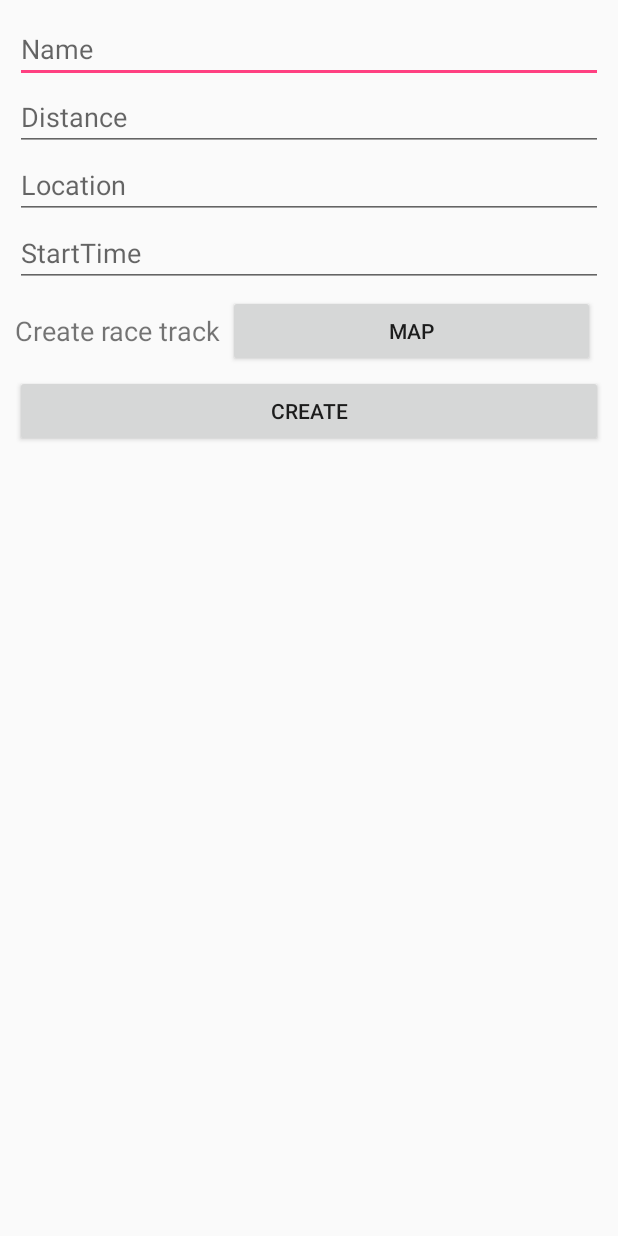
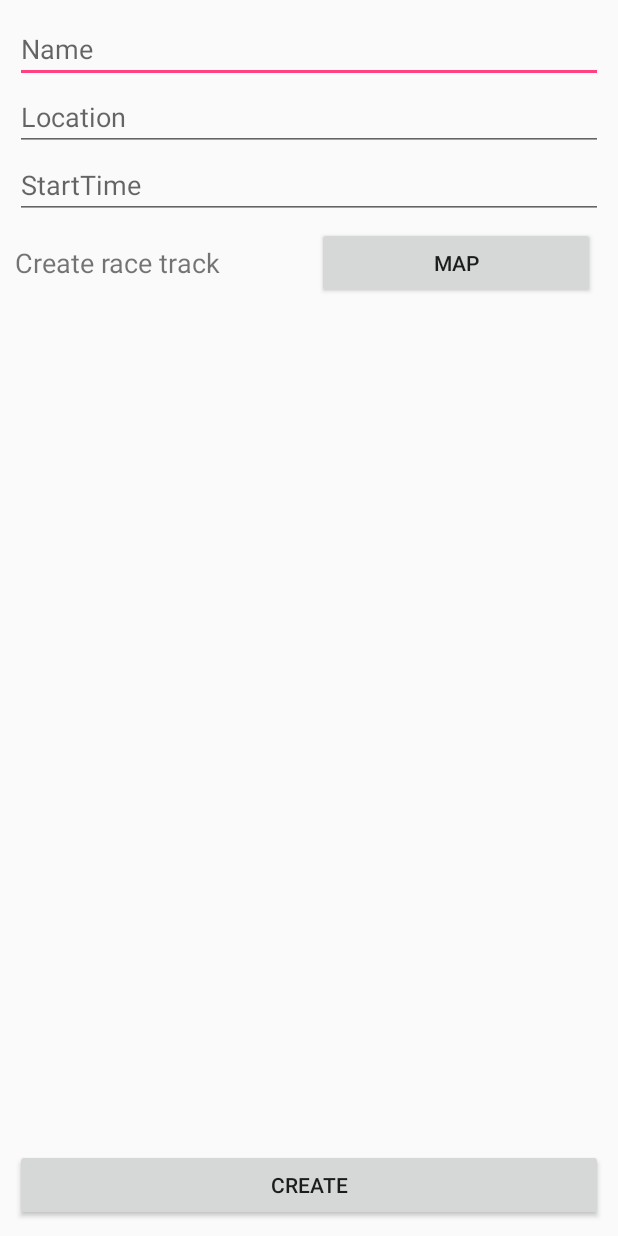
Before and after one commit to UTN-FRBA-Mobile/Track-a-thon, an Android app: the NewRaceActivity screen opened directly, with no data from a screen before it, on a phone screen of 412 x 824 dp. Run offline under Robolectric (Android 15) with nearby library versions, the phone set to English and light mode, and no system bars.

Commit message:
Distance gets calculated from polyline

```diff
--- a/app/src/main/java/com/trackathon/utn/track_a_thon/NewRaceActivity.java
+++ b/app/src/main/java/com/trackathon/utn/track_a_thon/NewRaceActivity.java
@@ -12,6 +12,7 @@ import android.support.v4.app.Fragment;
 import android.support.v4.app.FragmentManager;
 import android.support.v4.app.FragmentPagerAdapter;
 import android.support.v4.app.FragmentTransaction;
+import android.widget.TextView;
 
 import com.google.android.gms.maps.GoogleMap;
 import com.google.android.gms.maps.MapView;
@@ -28,6 +29,8 @@ public class NewRaceActivity extends AppCompatActivity {
 
     MapFragment mapFragment = new MapFragment();
     List<GPSLocation> points = new ArrayList<>();
+    String distance;
+    TextView textViewMap;
     @Override
     protected void onCreate(Bundle savedInstanceState) {
         super.onCreate(savedInstanceState);
@@ -37,9 +40,10 @@ public class NewRaceActivity extends AppCompatActivity {
         Button btnMap = (Button) findViewById(R.id.ButtonMap);
 
         EditText nameField = (EditText) findViewById(R.id.EditTextName);
-        EditText distanceField = (EditText) findViewById(R.id.EditTextDistance);
         EditText locationField = (EditText) findViewById(R.id.EditTextLocation);
         EditText startTimeField = (EditText) findViewById(R.id.EditTextStartTime);
+
+        textViewMap = (TextView) findViewById(R.id.TextViewMap);
 
 
         //Listener on Submit button
@@ -60,18 +64,27 @@ public class NewRaceActivity extends AppCompatActivity {
             @Override
             public void onClick(View v) {
                 String name = nameField.getText().toString();
-                String distance = distanceField.getText().toString() + "km";
+//                String distance = distanceField.getText().toString() + "km";
                 String location = locationField.getText().toString();
                 String startTime = startTimeField.getText().toString();
                 Race race = new Race(name, location, distance, startTime, points);
 
                 Firebase.newRace(race);
+
+                setResult(RESULT_OK, null);
+                finish();
             }
         });
     }
 
     public void setPoints(List<GPSLocation> points) {
         this.points = points;
+        textViewMap.setText("Route updated");
+    }
+
+    public void setDistance(float distance) {
+        distance = distance / 1000;
+        this.distance = String.format("%.2f", distance) + "km";
     }
 
     public void removeFragment() {
--- a/app/src/main/res/layout/activity_new_race.xml
+++ b/app/src/main/res/layout/activity_new_race.xml
@@ -1,5 +1,8 @@
 <?xml version="1.0" encoding="utf-8"?>
-<merge xmlns:android="http://schemas.android.com/apk/res/android">
+<merge xmlns:android="http://schemas.android.com/apk/res/android"
+    xmlns:tools="http://schemas.android.com/tools"
+    xmlns:app="http://schemas.android.com/apk/res-auto"
+    tools:context="com.trackathon.utn.track_a_thon.NewRaceActivity">
     <LinearLayout android:orientation="vertical"
         android:layout_width="match_parent"
         android:layout_height="match_parent"
@@ -10,14 +13,6 @@
             android:layout_height="wrap_content"
             android:hint="Name"
             android:inputType="text"
-            android:layout_width="fill_parent">
-        </EditText>
-
-        <EditText
-            android:id="@+id/EditTextDistance"
-            android:layout_height="wrap_content"
-            android:hint="Distance"
-            android:inputType="numberDecimal"
             android:layout_width="fill_parent">
         </EditText>
 
@@ -43,31 +38,38 @@
             android:layout_height="wrap_content">
             <TextView
                 android:id="@+id/TextViewMap"
-                android:layout_width="wrap_content"
+                android:layout_width="match_parent"
                 android:layout_height="wrap_content"
                 android:text="Create race track"
                 android:textSize="8pt"
-                android:layout_gravity="center_vertical">
+                android:layout_gravity="center_vertical"
+                android:layout_weight="1">
             </TextView>
 
             <Button
                 android:id="@+id/ButtonMap"
                 android:layout_height="wrap_content"
                 android:text="Map"
-                android:layout_width="fill_parent"
+                android:layout_width="match_parent"
                 android:layout_margin="5dp"
-                android:layout_gravity="center_vertical">
+                android:layout_gravity="center_vertical"
+                android:layout_weight="1">
             </Button>
         </LinearLayout>
-
+        <LinearLayout
+            android:layout_width="fill_parent"
+            android:layout_height="0dp"
+            android:layout_weight="1"
+            android:orientation="horizontal" >
             <Button
                 android:id="@+id/ButtonCreate"
                 android:layout_height="wrap_content"
                 android:text="Create"
                 android:layout_gravity="bottom"
-            android:layout_width="fill_parent">
+                android:layout_width="match_parent"
+                android:layout_weight="0">
             </Button>
-
+        </LinearLayout>
     </LinearLayout>
 
     <FrameLayout android:id="@+id/overlay_map_container"
```
Also changed, not shown: app/src/main/java/com/trackathon/utn/track_a_thon/MapFragment.java (+15 -6 lines), app/src/main/java/com/trackathon/utn/track_a_thon/RacesActivity.java (+13 -3 lines). Lines whose indentation alone changed are shown as unchanged.
